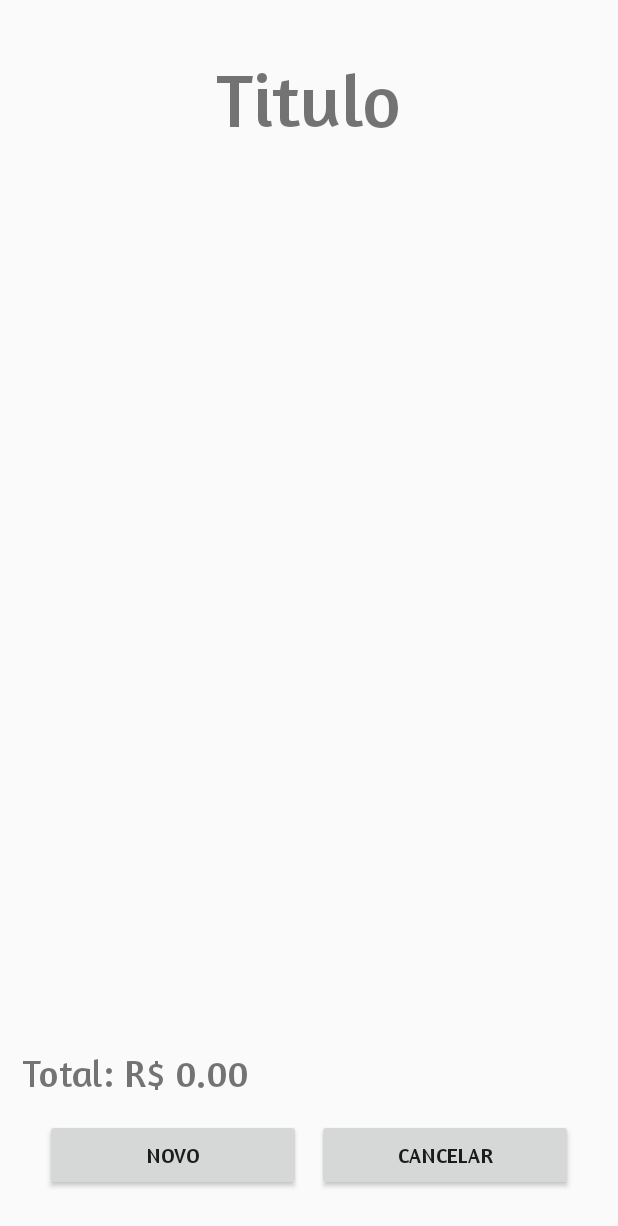
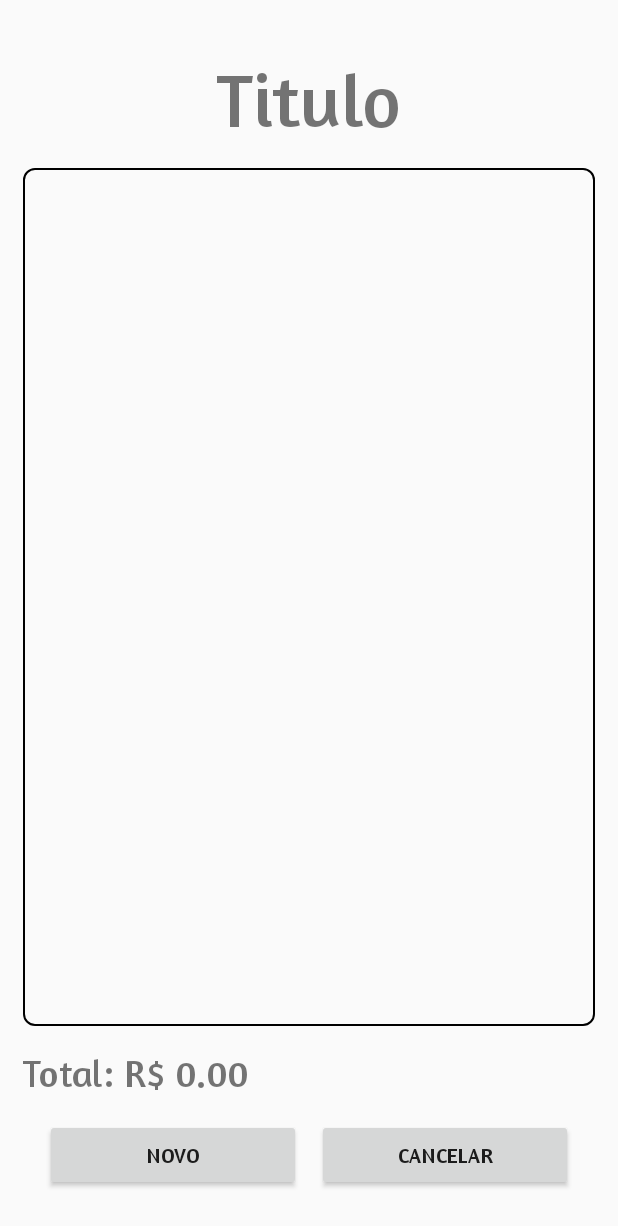
Before and after one commit to BielCR/Gest, an Android app: the VisualizarEventos screen opened directly, with no data from a screen before it, on a phone screen of 412 x 824 dp. Shown: the top 1226 px of the screen. Run offline under Robolectric (Android 15) with nearby library versions, the phone set to English and light mode, and no system bars.

Commit message:
Correção da SQL para eventos antigos e que repetem

```diff
--- a/app/src/main/java/com/gabs/minhacarteira/CadastroEdicaoEvnt.java
+++ b/app/src/main/java/com/gabs/minhacarteira/CadastroEdicaoEvnt.java
@@ -16,7 +16,6 @@ import android.widget.Toast;
 
 import androidx.appcompat.app.AppCompatActivity;
 
-import java.text.ParseException;
 import java.text.SimpleDateFormat;
 import java.util.ArrayList;
 import java.util.Calendar;
@@ -139,10 +138,10 @@ public class CadastroEdicaoEvnt extends AppCompatActivity {
             valor *= -1;
         }
 
-        SimpleDateFormat formatador = new SimpleDateFormat("dd/MM/yyyy");
-        String dataStr = this.data.getText().toString();
-        try {
-            Date diaEvento = formatador.parse(dataStr);
+        //SimpleDateFormat formatador = new SimpleDateFormat("dd/MM/yyyy");
+        // dataStr = this.data.getText().toString();
+        // try {
+        Date diaEvento = calendarioTemp.getTime();
         //um novo calendario para setar a data limite (repeticao)
         Calendar dataLimite = Calendar.getInstance();
         dataLimite.setTime(calendarioTemp.getTime());
@@ -165,9 +164,9 @@ public class CadastroEdicaoEvnt extends AppCompatActivity {
         bd.inserirEvento(novoEvento);
         Toast.makeText(CadastroEdicaoEvnt.this, "Cadastro realizado com sucesso!", Toast.LENGTH_LONG).show();
         finish();
-        } catch (ParseException ex) {
+        //} catch (ParseException ex) {
         System.err.println("Erro no formato da data...");
-        }
+        //}
     }
 
     //metodo que auxilia na reutilização da activity, altera valores dos componentes reutilizaveis
--- a/app/src/main/java/com/gabs/minhacarteira/MainActivity.java
+++ b/app/src/main/java/com/gabs/minhacarteira/MainActivity.java
@@ -130,6 +130,7 @@ public class MainActivity extends AppCompatActivity {
         }
         //temos que realizar uma busca no banco de dados pa avaliar se exitem meses anteriores cadastrados
         mostraDataApp();
+        atualizaValores();
     }
 
     private void atualizaValores() {
--- a/app/src/main/java/ferramentas/EventosDB.java
+++ b/app/src/main/java/ferramentas/EventosDB.java
@@ -65,19 +65,23 @@ public class EventosDB extends SQLiteOpenHelper {
         Calendar dia1 = Calendar.getInstance();
         dia1.setTime(data.getTime());
         dia1.set(Calendar.DAY_OF_MONTH, 1);
+        dia1.set(Calendar.HOUR, -12);
+        dia1.set(Calendar.MINUTE, 0);
+        dia1.set(Calendar.SECOND, 0);
 
         //definindo o ultimo dia do mes
         Calendar ultimoDia = Calendar.getInstance();
         ultimoDia.setTime(data.getTime());
         ultimoDia.set(Calendar.DAY_OF_MONTH, ultimoDia.getActualMaximum(Calendar.DAY_OF_MONTH));
-        ultimoDia.set(Calendar.HOUR, 23);
+        ultimoDia.set(Calendar.HOUR, 11);
         ultimoDia.set(Calendar.MINUTE, 59);
         ultimoDia.set(Calendar.SECOND, 59);
         ultimoDia.set(Calendar.MILLISECOND, 999);
 
 
-        String sql = "SELECT * FROM evento WHERE dataocorreu <= " + ultimoDia.getTime().getTime() +
-                " AND dataocorreu >= " + dia1.getTime().getTime();
+        String sql = "SELECT * FROM evento WHERE ((datavalida <= " + ultimoDia.getTime().getTime() +
+                " AND datavalida >= " + dia1.getTime().getTime()+") OR (dataocorreu <= "+ ultimoDia.getTime().getTime()+
+                " AND datavalida >= "+ dia1.getTime().getTime()+"))";
         sql += " AND valor ";
 
         if (op == 0) {
--- /dev/null
+++ b/app/src/main/res/drawable/borda_preta.xml
@@ -0,0 +1,10 @@
+<?xml version="1.0" encoding="utf-8"?>
+<shape xmlns:android="http://schemas.android.com/apk/res/android">
+    <stroke android:width="1dp"
+        android:color="#000" />
+    <corners
+        android:bottomLeftRadius="7dp"
+        android:bottomRightRadius="7dp"
+        android:topLeftRadius="7dp"
+        android:topRightRadius="7dp"/>
+</shape>
--- a/app/src/main/res/layout/activity_visualizar_eventos.xml
+++ b/app/src/main/res/layout/activity_visualizar_eventos.xml
@@ -31,7 +31,8 @@
             android:layout_marginHorizontal="15dp"
             android:layout_marginTop="15dp"
             android:layout_weight="1"
-            android:fontFamily="@font/amaranth" />
+            android:fontFamily="@font/amaranth"
+            android:background="@drawable/borda_preta"/>
 
         <!--Representando o total dos eventos-->
         <LinearLayout
```
Lines whose indentation alone changed are shown as unchanged.
